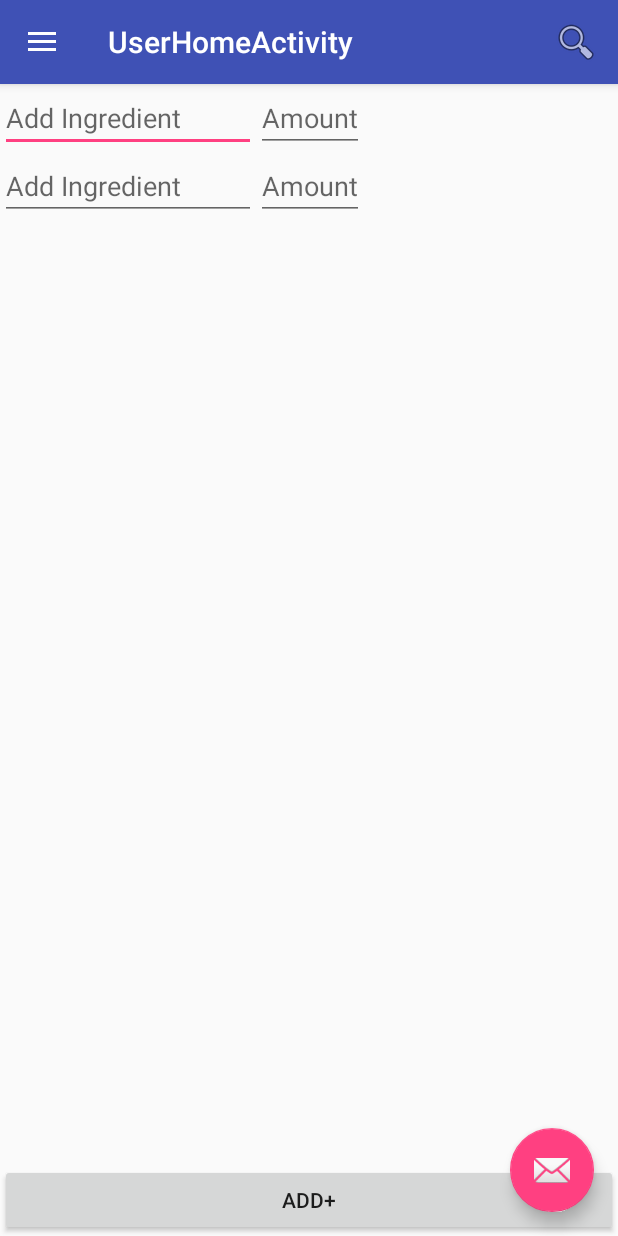
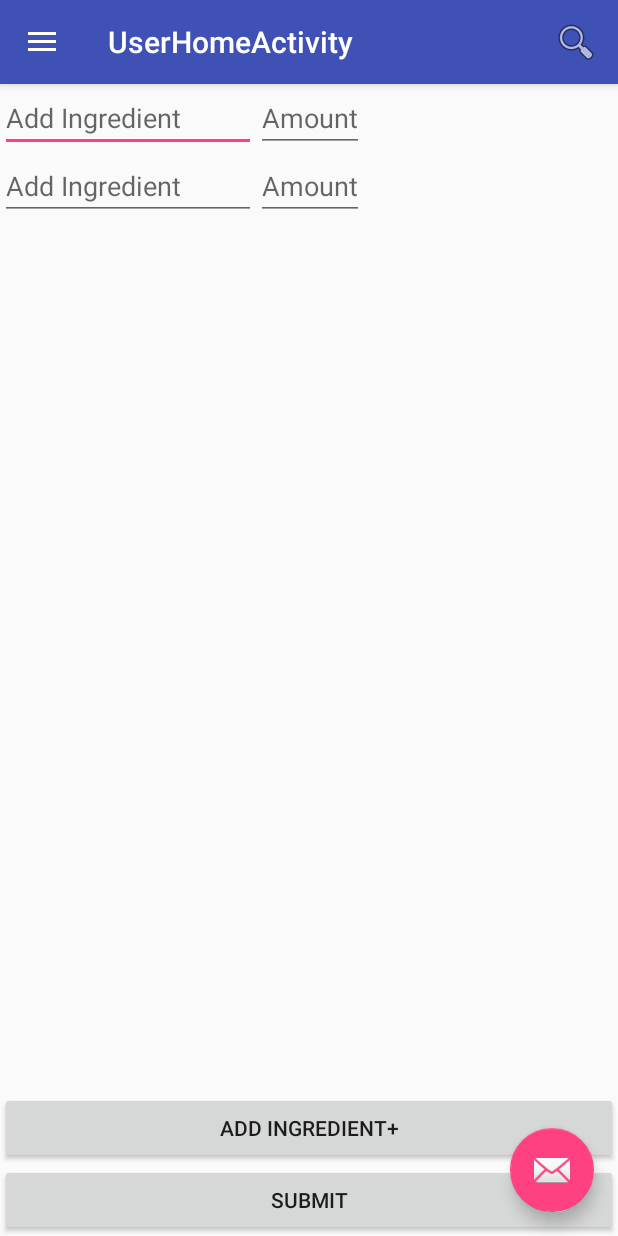
Before and after one commit to bounswe/bounswe2016group2, an Android app: the fragment FoodAddFragment placed in its activity, in the side drawer, after a tap on "Gallery", on a phone screen of 412 x 824 dp. Run offline under Robolectric (Android 15) with nearby library versions, the light colour scheme and no system bars.

Commit message:
Food add design and functionality completed.

```diff
--- a/android/EatRight/app/src/main/java/com/example/bounswegroup2/eatright/FoodAddFragment.java
+++ b/android/EatRight/app/src/main/java/com/example/bounswegroup2/eatright/FoodAddFragment.java
@@ -4,6 +4,7 @@ import android.content.Context;
 import android.net.Uri;
 import android.os.Bundle;
 import android.support.v4.app.Fragment;
+import android.support.v4.app.NavUtils;
 import android.view.LayoutInflater;
 import android.view.Menu;
 import android.view.MenuInflater;
@@ -37,7 +38,10 @@ public class FoodAddFragment extends Fragment {
     private TableLayout mLayout;
     private AutoCompleteTextView mAutoCompleteTextView;
     private Button mButton;
+    private Button mButtonSubmit;
     private IngredientAdapter adapter;
+    private IngredientAdapter adapter2;
+    private ArrayList<Ingredient> listOfIngr ;
     // TODO: Rename and change types of parameters
     private String mParam1;
     private String mParam2;
@@ -80,16 +84,33 @@ public class FoodAddFragment extends Fragment {
         return new View.OnClickListener() {
             @Override
             public void onClick(View view) {
-
+                if (view.getId() == mButton.getId()) {
                 /* Create a new row to be added. */
-                TableRow tr = new TableRow(getContext());
-                tr.setLayoutParams(new TableRow.LayoutParams(TableRow.LayoutParams.WRAP_CONTENT, TableRow.LayoutParams.WRAP_CONTENT));
+                    TableRow tr = new TableRow(getContext());
+                    tr.setLayoutParams(new TableRow.LayoutParams(TableRow.LayoutParams.WRAP_CONTENT, TableRow.LayoutParams.WRAP_CONTENT));
 /* Add Button to row. */
-                tr.addView(createNewTextView());
-                tr.addView(createNewEditTextView());
+                    tr.addView(createNewTextView());
+                    tr.addView(createNewEditTextView());
 /* Add row to TableLayout. */
 //tr.setBackgroundResource(R.drawable.sf_gradient_03);
-                mLayout.addView(tr, new TableLayout.LayoutParams(TableLayout.LayoutParams.WRAP_CONTENT, TableLayout.LayoutParams.WRAP_CONTENT));
+                    mLayout.addView(tr, new TableLayout.LayoutParams(TableLayout.LayoutParams.WRAP_CONTENT, TableLayout.LayoutParams.WRAP_CONTENT));
+                }else {
+                    for (int i = 0; i < mLayout.getChildCount(); i++) {
+                        View child = mLayout.getChildAt(i);
+
+                        if (child instanceof TableRow) {
+                            TableRow row = (TableRow) child;
+                            int j = row.getChildCount();
+                            for (int x = 0; x < j; x+=2) {
+                                AutoCompleteTextView tView = (AutoCompleteTextView) row.getChildAt(x);
+                                String s =tView.getText().toString();
+                                Ingredient ingredient = getIngredient(s);
+                                EditText eView = (EditText) row.getChildAt(x+1);
+                                System.out.println(ingredient.getEnergy().toString()+" "+eView.getText().toString());
+                            }
+                        }
+                    }
+                }
             }
         };
     }
@@ -119,7 +140,18 @@ public class FoodAddFragment extends Fragment {
         ViewGroup rootView = (ViewGroup)inflater.inflate(R.layout.fragment_food_add, container, false);
         mLayout = (TableLayout) rootView.findViewById(R.id.tableLayoutAddFood);
         mAutoCompleteTextView = (AutoCompleteTextView) rootView.findViewById(R.id.autoCompleteTextViewIngr);
+        Ingredient i1  = new Ingredient("bread","bread"); i1.setCarb(100);i1.setFat(100);i1.setProtein(100); i1.setEnergy(300);
+        Ingredient i2 = new Ingredient("egg","egg"); i2.setCarb(200);i2.setFat(200);i2.setProtein(200); i2.setEnergy(600);
+        Ingredient i3 = new Ingredient("eggplant","eggplant"); i3.setCarb(300);i3.setFat(300);i3.setProtein(300); i3.setEnergy(900);
+        ArrayList<Ingredient> ingList = new ArrayList<Ingredient>(); ingList.add(i1);ingList.add(i2);ingList.add(i3);
+        listOfIngr = new ArrayList<Ingredient>();
+        for (Ingredient i:ingList) listOfIngr.add(i);
+        adapter = new IngredientAdapter(FoodAddFragment.this.getContext(), ingList);
+        adapter2 = new IngredientAdapter(FoodAddFragment.this.getContext(), ingList);
+        mAutoCompleteTextView.setAdapter(adapter);
         mButton = (Button) rootView.findViewById(R.id.buttonAdd);
+        mButtonSubmit = (Button) rootView.findViewById(R.id.addFoodSubmitBut);
+        mButtonSubmit.setOnClickListener(buttonClicked());
         mButton.setOnClickListener(buttonClicked());
         return  rootView;
     }
@@ -133,12 +165,14 @@ public class FoodAddFragment extends Fragment {
     public void onActivityCreated(Bundle savedInstancesState) {
         //onResume happens after onStart and onActivityCreate
         super.onActivityCreated(savedInstancesState);
-        Ingredient i  = new Ingredient("bread","bread"); i.setCarb(100);i.setFat(100);i.setProtein(100); i.setEnergy(300);
-        Ingredient i2 = new Ingredient("egg","egg"); i2.setCarb(200);i2.setFat(200);i2.setProtein(200); i2.setEnergy(600);
-        Ingredient i3 = new Ingredient("eggplant","eggplant"); i3.setCarb(300);i3.setFat(300);i3.setProtein(300); i3.setEnergy(900);
-        ArrayList<Ingredient> ingList = new ArrayList<Ingredient>(); ingList.add(i);ingList.add(i2);ingList.add(i3);
-        adapter = new IngredientAdapter(FoodAddFragment.this.getContext(), ingList);
-        mAutoCompleteTextView.setAdapter(adapter);
+
+
+    }
+    private Ingredient getIngredient(String name){
+        for (Ingredient i: listOfIngr) {
+            if (i.getName().equalsIgnoreCase(name)) return i;
+        }
+        return null;
     }
 
 }
--- a/android/EatRight/app/src/main/java/com/example/bounswegroup2/eatright/SettingsFragment.java
+++ b/android/EatRight/app/src/main/java/com/example/bounswegroup2/eatright/SettingsFragment.java
@@ -120,6 +120,7 @@ public class SettingsFragment extends ListFragment implements AdapterView.OnItem
             Intent intent = new Intent(getActivity(), FoodPageActivity.class);
             intent.putExtra("food", food);
             startActivity(intent);
+            getActivity().finish();
         }
     }
 
--- a/android/EatRight/app/src/main/res/layout/fragment_food_add.xml
+++ b/android/EatRight/app/src/main/res/layout/fragment_food_add.xml
@@ -9,7 +9,7 @@
     <TableLayout xmlns:android="http://schemas.android.com/apk/res/android"
         android:orientation="horizontal"
         android:layout_width="fill_parent"
-        android:layout_height="fill_parent"
+        android:layout_height="wrap_content"
         android:id="@+id/tableLayoutAddFood">
         <TableRow>
         <AutoCompleteTextView
@@ -26,11 +26,23 @@
         </TableRow>
     </TableLayout>
     </ScrollView>
-    <Button
-        android:id="@+id/buttonAdd"
+    <LinearLayout
+        android:orientation="vertical"
         android:layout_width="match_parent"
         android:layout_height="wrap_content"
-        android:text="@string/add"
-        android:layout_gravity="bottom"
-        />
+        android:layout_gravity="bottom">
+
+        <Button
+            android:id="@+id/buttonAdd"
+            android:layout_width="match_parent"
+            android:layout_height="wrap_content"
+            android:text="@string/add" />
+
+        <Button
+            android:id="@+id/addFoodSubmitBut"
+            android:layout_width="match_parent"
+            android:layout_height="wrap_content"
+            android:text="@string/submit"/>
+
+    </LinearLayout>
 </FrameLayout>
--- a/android/EatRight/app/src/main/res/values/strings.xml
+++ b/android/EatRight/app/src/main/res/values/strings.xml
@@ -60,6 +60,7 @@
     <string name="last_comment">Last Comment</string>
     <string name="add_food">Add Food</string>
     <string name="add_ingredient">Add Ingredient</string>
-    <string name="add">Add+</string>
+    <string name="add">Add Ingredient+</string>
     <string name="amount">Amount</string>
+    <string name="submit">Submit</string>
 </resources>
```
